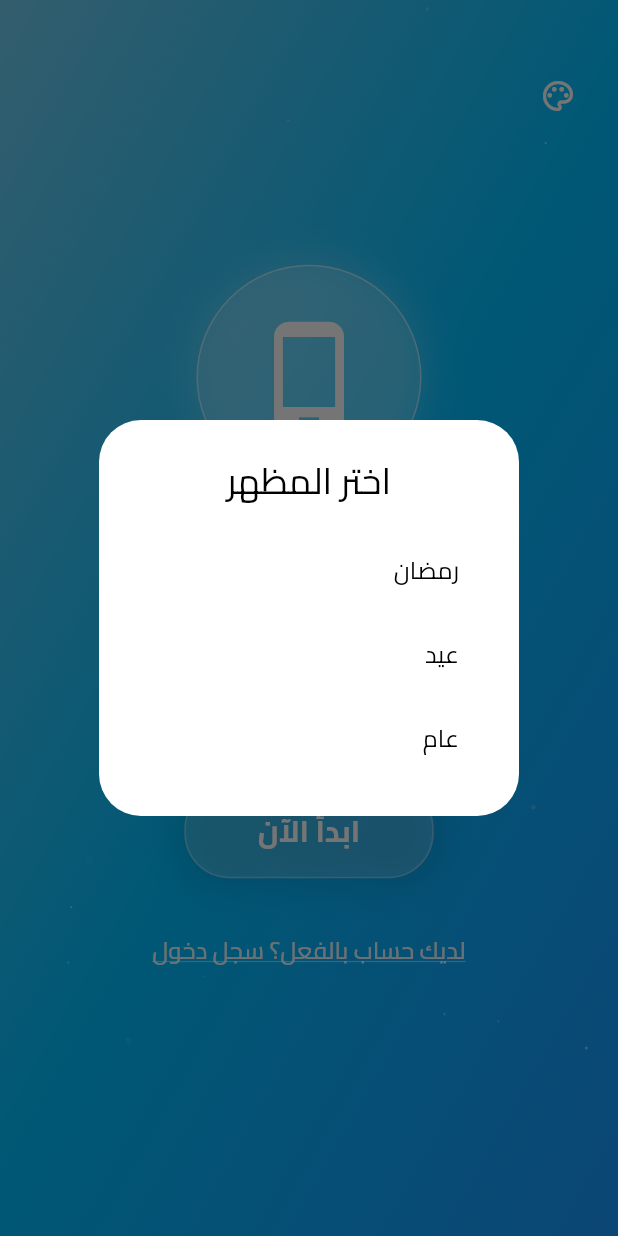
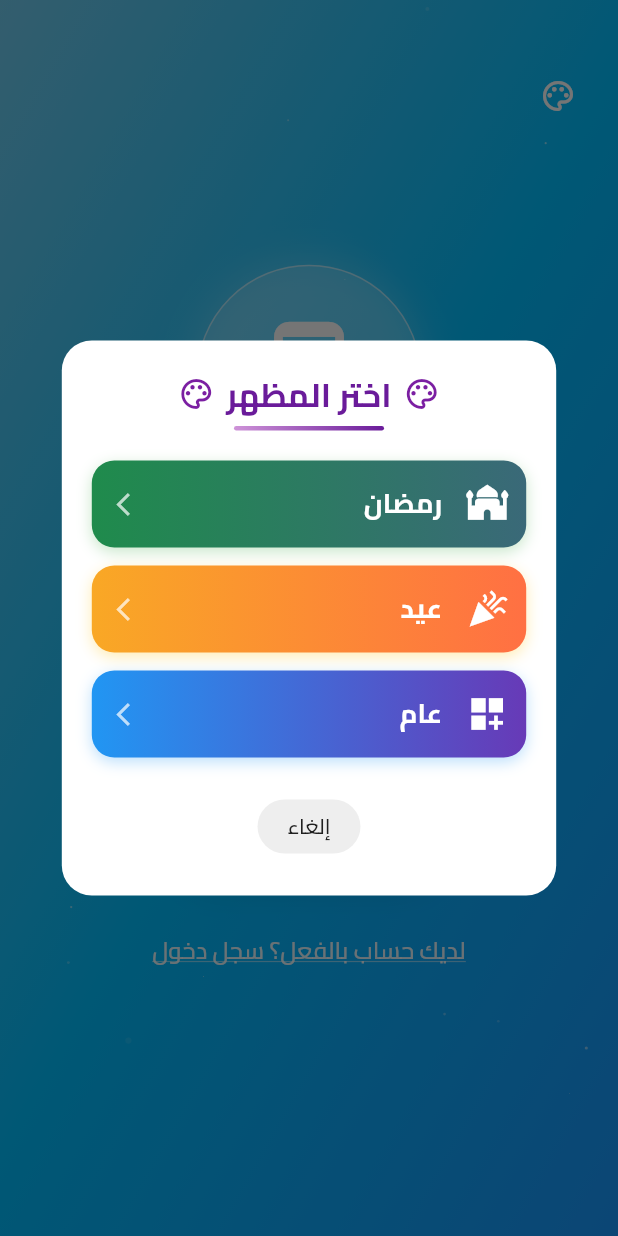
Before and after one commit to Phone-star-sketch/phone, a Flutter app: the screen it shows after launch, after a tap on the "palette" icon, on a phone screen of 412 x 824 dp. Run offline on Flutter 3.47's test engine with Material 3 defaults, Android fonts, the phone set to English and light mode, and no system bars; our stand-ins replace audioplayers, curved_navigation_bar, device_info_plus, fl_chart, flutter_animate, flutter_local_notifications and 15 more; missing offline and left inert: auto_size_text_field, excel, relative_time, syncfusion_flutter_pdfviewer, universal_html; accounts and stored records are empty.

Commit message:
enhanements added correctly

```diff
--- a/lib/main.dart
+++ b/lib/main.dart
@@ -140,33 +140,172 @@ class MainApp extends StatelessWidget {
   }
 
   void _showThemeSelector(BuildContext context) {
+    final Size screenSize = MediaQuery.of(context).size;
+
     showDialog(
       context: context,
-      builder: (context) => AlertDialog(
-        title: Text('اختر المظهر', textAlign: TextAlign.center),
-        content: Column(
+      builder: (context) => Dialog(
+        shape: RoundedRectangleBorder(
+          borderRadius: BorderRadius.circular(20),
+        ),
+        elevation: 5,
+        backgroundColor: Colors.white,
+        child: Container(
+          width: screenSize.width * 0.8,
+          padding: const EdgeInsets.all(20),
+          child: Column(
             mainAxisSize: MainAxisSize.min,
             children: [
-            ListTile(
-              title: Text('رمضان'),
+              // Title with decorative elements
+              Row(
+                mainAxisAlignment: MainAxisAlignment.center,
+                children: [
+                  Icon(Icons.palette_outlined,
+                      color: Colors.purple[700], size: 24),
+                  const SizedBox(width: 8),
+                  Text(
+                    'اختر المظهر',
+                    style: TextStyle(
+                      fontSize: 22,
+                      fontWeight: FontWeight.bold,
+                      color: Colors.purple[800],
+                    ),
+                    textAlign: TextAlign.center,
+                  ),
+                  const SizedBox(width: 8),
+                  Icon(Icons.palette_outlined,
+                      color: Colors.purple[700], size: 24),
+                ],
+              ),
+
+              const SizedBox(height: 6),
+              Container(
+                width: 100,
+                height: 3,
+                decoration: BoxDecoration(
+                  gradient: LinearGradient(
+                    colors: [Colors.purple.shade200, Colors.purple.shade800],
+                  ),
+                  borderRadius: BorderRadius.circular(10),
+                ),
+              ),
+              const SizedBox(height: 20),
+
+              _buildThemeOption(
+                context,
+                title: 'رمضان',
+                icon: Icons.mosque,
+                color: Colors.green,
+                gradient: const LinearGradient(
+                  colors: [Color(0xFF1F8B4C), Color(0xFF3A6978)],
+                ),
                 onTap: () {
                   WelcomeThemeController.to.setTheme(WelcomeTheme.ramadan);
                   Navigator.pop(context);
                 },
               ),
-            ListTile(
-              title: Text('عيد'),
+
+              const SizedBox(height: 12),
+
+              _buildThemeOption(
+                context,
+                title: 'عيد',
+                icon: Icons.celebration,
+                color: Colors.amber,
+                gradient: const LinearGradient(
+                  colors: [Color(0xFFF9A825), Color(0xFFFF7043)],
+                ),
                 onTap: () {
                   WelcomeThemeController.to.setTheme(WelcomeTheme.eid);
                   Navigator.pop(context);
                 },
               ),
-            ListTile(
-              title: Text('عام'),
+
+              const SizedBox(height: 12),
+
+              _buildThemeOption(
+                context,
+                title: 'عام',
+                icon: Icons.dashboard_customize,
+                color: Colors.blue,
+                gradient: const LinearGradient(
+                  colors: [Color(0xFF2196F3), Color(0xFF673AB7)],
+                ),
                 onTap: () {
                   WelcomeThemeController.to.setTheme(WelcomeTheme.general);
                   Navigator.pop(context);
                 },
+              ),
+
+              const SizedBox(height: 20),
+
+              TextButton(
+                onPressed: () => Navigator.pop(context),
+                child: Container(
+                  padding:
+                      const EdgeInsets.symmetric(vertical: 8, horizontal: 20),
+                  decoration: BoxDecoration(
+                    color: Colors.grey[200],
+                    borderRadius: BorderRadius.circular(30),
+                  ),
+                  child: const Text(
+                    'إلغاء',
+                    style: TextStyle(
+                      color: Colors.black87,
+                      fontWeight: FontWeight.w500,
+                    ),
+                  ),
+                ),
+              ),
+            ],
+          ),
+        ),
+      ),
+    );
+  }
+
+  Widget _buildThemeOption(
+    BuildContext context, {
+    required String title,
+    required IconData icon,
+    required Color color,
+    required LinearGradient gradient,
+    required VoidCallback onTap,
+  }) {
+    return InkWell(
+      onTap: onTap,
+      borderRadius: BorderRadius.circular(15),
+      child: Container(
+        width: double.infinity,
+        padding: const EdgeInsets.symmetric(vertical: 15, horizontal: 12),
+        decoration: BoxDecoration(
+          gradient: gradient,
+          borderRadius: BorderRadius.circular(15),
+          boxShadow: [
+            BoxShadow(
+              color: color.withOpacity(0.3),
+              blurRadius: 8,
+              offset: const Offset(0, 3),
+            ),
+          ],
+        ),
+        child: Row(
+          children: [
+            Icon(icon, color: Colors.white, size: 28),
+            const SizedBox(width: 16),
+            Text(
+              title,
+              style: const TextStyle(
+                color: Colors.white,
+                fontSize: 18,
+                fontWeight: FontWeight.bold,
+              ),
+            ),
+            const Spacer(),
+            const Icon(
+              Icons.arrow_forward_ios,
+              color: Colors.white70,
+              size: 18,
             ),
           ],
         ),
--- a/lib/models/log.dart
+++ b/lib/models/log.dart
@@ -5,7 +5,7 @@ import 'package:phone_system_app/models/model.dart';
 enum TransactionType {
   moneyAdded,
   moneyDeducted,
-  transactionDone,
+  transactionDone, deposit, income, expense, transfer,
 }
 
 extension Printing on TransactionType {
--- a/lib/models/phone_number.dart
+++ b/lib/models/phone_number.dart
@@ -27,7 +27,7 @@ class PhoneNumber extends Model {
   });
 
   PhoneNumber.fromJson(super.data)
-      : phoneNumber = "20${data[phoneColumnName].toString()}+",
+      : phoneNumber = "${data[phoneColumnName].toString()}",
         clientId = data[clientIdColumnName],
         forSale = data[forSaleColumnName] ?? false,
         price = (data[priceColumnName] != null)
```
Also changed, not shown: lib/services/notification_service.dart (added, +111 -0 lines), lib/views/pages/follow.dart (+40 -22 lines), lib/widget_models/clientCreationModelSheet.dart (+8 -21 lines). Lines whose indentation alone changed are shown as unchanged.
